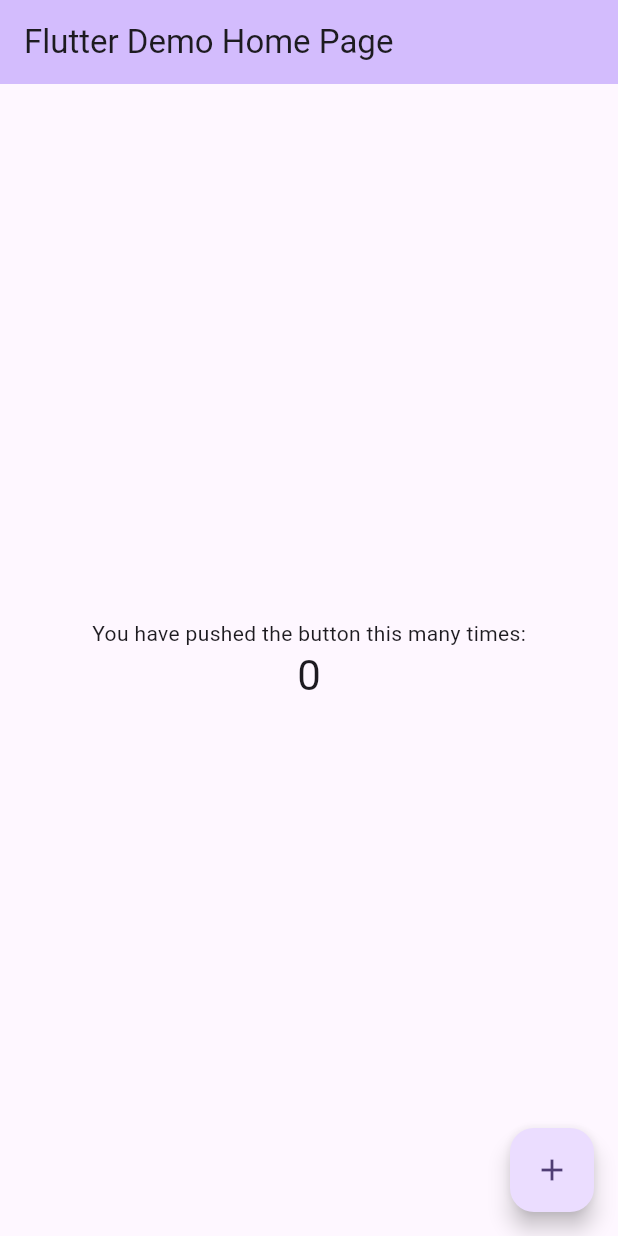
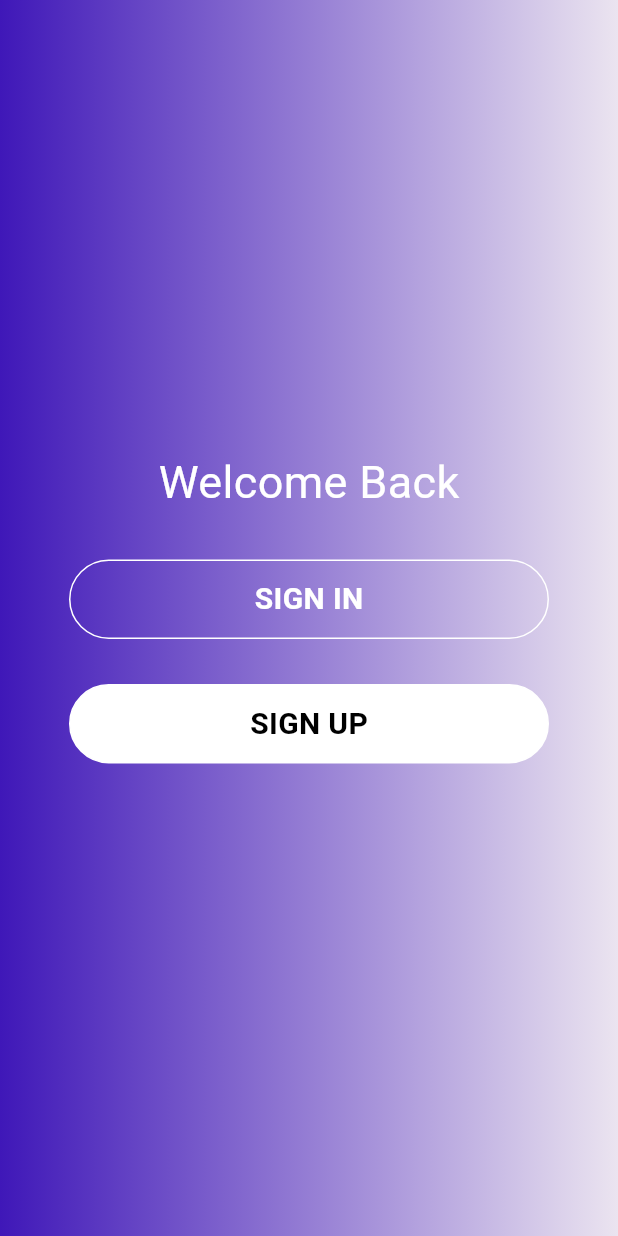
Before and after one commit to A-supercube/Med-Compass, a Flutter app: the screen it shows after launch, on a phone screen of 412 x 824 dp. Run offline on Flutter 3.47's test engine with Material 2 defaults, Android fonts, the phone set to English and light mode, and no system bars; Roboto replaces fonts that are missing (inter).

Commit message:
ui updated

```diff
--- /dev/null
+++ b/lib/WelcomeScreen.dart
@@ -0,0 +1,86 @@
+import 'package:flutter/material.dart';
+import 'package:med_compass/regScreen.dart';
+
+import 'loginScreen.dart';
+
+class WelcomeScreen extends StatelessWidget {
+  const WelcomeScreen({Key? key}) : super(key: key);
+
+  @override
+  Widget build(BuildContext context) {
+    return Scaffold(
+     body: Container(
+       height: double.infinity,
+       width: double.infinity,
+       decoration: const BoxDecoration(
+         gradient: LinearGradient(
+           colors: [
+             Color.fromARGB(255, 63, 23, 184),
+             Color.fromARGB(255, 235, 228, 240),
+           ]
+         )
+       ),
+       child: Column(
+         children: [
+           const Padding(
+             padding: EdgeInsets.only(top: 200.0),
+             //child: Image(image: AssetImage('assets/logo.png')),
+           ),
+           const SizedBox(
+             height: 100,
+           ),
+           const Text('Welcome Back',style: TextStyle(
+             fontSize: 30,
+             color: Colors.white
+           ),),
+          const SizedBox(height: 30,),
+          GestureDetector(
+            onTap: (){
+              Navigator.push(context,
+                  MaterialPageRoute(builder: (context) => const loginScreen()));
+            },
+            child: Container(
+              height: 53,
+              width: 320,
+              decoration: BoxDecoration(
+                borderRadius: BorderRadius.circular(30),
+                border: Border.all(color: Colors.white),
+              ),
+              child: const Center(child: Text('SIGN IN',style: TextStyle(
+                  fontSize: 20,
+                  fontWeight: FontWeight.bold,
+                  color: Colors.white
+              ),),),
+            ),
+          ),
+           const SizedBox(height: 30,),
+           GestureDetector(
+             onTap: (){
+               Navigator.push(context,
+                   MaterialPageRoute(builder: (context) => const RegScreen()));
+             },
+             child: Container(
+               height: 53,
+               width: 320,
+               decoration: BoxDecoration(
+                 color: Colors.white,
+                 borderRadius: BorderRadius.circular(30),
+                 border: Border.all(color: Colors.white),
+               ),
+               child: const Center(child: Text('SIGN UP',style: TextStyle(
+                   fontSize: 20,
+                   fontWeight: FontWeight.bold,
+                   color: Colors.black
+               ),),),
+             ),
+           ),
+           //const Spacer(),
+
+           //const Image(image: AssetImage('assets/social.png'))
+          ]
+       ),
+     ),
+
+    );
+  }
+}
--- a/lib/main.dart
+++ b/lib/main.dart
@@ -1,6 +1,13 @@
 import 'package:flutter/material.dart';
+import 'package:flutter/services.dart';
+import 'package:med_compass/homescreen.dart';
 
+
+import 'package:med_compass/WelcomeScreen.dart';
 void main() {
+  SystemChrome.setSystemUIOverlayStyle(const SystemUiOverlayStyle(
+    statusBarColor: Colors.transparent,
+  ));
   runApp(const MyApp());
 }
 
@@ -11,115 +18,12 @@ class MyApp extends StatelessWidget {
   @override
   Widget build(BuildContext context) {
     return MaterialApp(
-      title: 'Flutter Demo',
+      debugShowCheckedModeBanner: false,
       theme: ThemeData(
-        // This is the theme of your application.
-        //
-        // TRY THIS: Try running your application with "flutter run". You'll see
-        // the application has a blue toolbar. Then, without quitting the app,
-        // try changing the seedColor in the colorScheme below to Colors.green
-        // and then invoke "hot reload" (save your changes or press the "hot
-        // reload" button in a Flutter-supported IDE, or press "r" if you used
-        // the command line to start the app).
-        //
-        // Notice that the counter didn't reset back to zero; the application
-        // state is not lost during the reload. To reset the state, use hot
-        // restart instead.
-        //
-        // This works for code too, not just values: Most code changes can be
-        // tested with just a hot reload.
-        colorScheme: ColorScheme.fromSeed(seedColor: Colors.deepPurple),
+        fontFamily: ('inter'),
         useMaterial3: true,
       ),
-      home: const MyHomePage(title: 'Flutter Demo Home Page'),
+      home: WelcomeScreen(),
     );
   }
 }
-
-class MyHomePage extends StatefulWidget {
-  const MyHomePage({super.key, required this.title});
-
-  // This widget is the home page of your application. It is stateful, meaning
-  // that it has a State object (defined below) that contains fields that affect
-  // how it looks.
-
-  // This class is the configuration for the state. It holds the values (in this
-  // case the title) provided by the parent (in this case the App widget) and
-  // used by the build method of the State. Fields in a Widget subclass are
-  // always marked "final".
-
-  final String title;
-
-  @override
-  State<MyHomePage> createState() => _MyHomePageState();
-}
-
-class _MyHomePageState extends State<MyHomePage> {
-  int _counter = 0;
-
-  void _incrementCounter() {
-    setState(() {
-      // This call to setState tells the Flutter framework that something has
-      // changed in this State, which causes it to rerun the build method below
-      // so that the display can reflect the updated values. If we changed
-      // _counter without calling setState(), then the build method would not be
-      // called again, and so nothing would appear to happen.
-      _counter++;
-    });
-  }
-
-  @override
-  Widget build(BuildContext context) {
-    // This method is rerun every time setState is called, for instance as done
-    // by the _incrementCounter method above.
-    //
-    // The Flutter framework has been optimized to make rerunning build methods
-    // fast, so that you can just rebuild anything that needs updating rather
-    // than having to individually change instances of widgets.
-    return Scaffold(
-      appBar: AppBar(
-        // TRY THIS: Try changing the color here to a specific color (to
-        // Colors.amber, perhaps?) and trigger a hot reload to see the AppBar
-        // change color while the other colors stay the same.
-        backgroundColor: Theme.of(context).colorScheme.inversePrimary,
-        // Here we take the value from the MyHomePage object that was created by
-        // the App.build method, and use it to set our appbar title.
-        title: Text(widget.title),
-      ),
-      body: Center(
-        // Center is a layout widget. It takes a single child and positions it
-        // in the middle of the parent.
-        child: Column(
-          // Column is also a layout widget. It takes a list of children and
-          // arranges them vertically. By default, it sizes itself to fit its
-          // children horizontally, and tries to be as tall as its parent.
-          //
-          // Column has various properties to control how it sizes itself and
-          // how it positions its children. Here we use mainAxisAlignment to
-          // center the children vertically; the main axis here is the vertical
-          // axis because Columns are vertical (the cross axis would be
-          // horizontal).
-          //
-          // TRY THIS: Invoke "debug painting" (choose the "Toggle Debug Paint"
-          // action in the IDE, or press "p" in the console), to see the
-          // wireframe for each widget.
-          mainAxisAlignment: MainAxisAlignment.center,
-          children: <Widget>[
-            const Text(
-              'You have pushed the button this many times:',
-            ),
-            Text(
-              '$_counter',
-              style: Theme.of(context).textTheme.headlineMedium,
-            ),
-          ],
-        ),
-      ),
-      floatingActionButton: FloatingActionButton(
-        onPressed: _incrementCounter,
-        tooltip: 'Increment',
-        child: const Icon(Icons.add),
-      ), // This trailing comma makes auto-formatting nicer for build methods.
-    );
-  }
-}
```
Also changed, not shown: lib/homescreen.dart (added, +84 -0 lines), lib/loginScreen.dart (added, +119 -0 lines), lib/regScreen.dart (added, +130 -0 lines), 1 other file.
